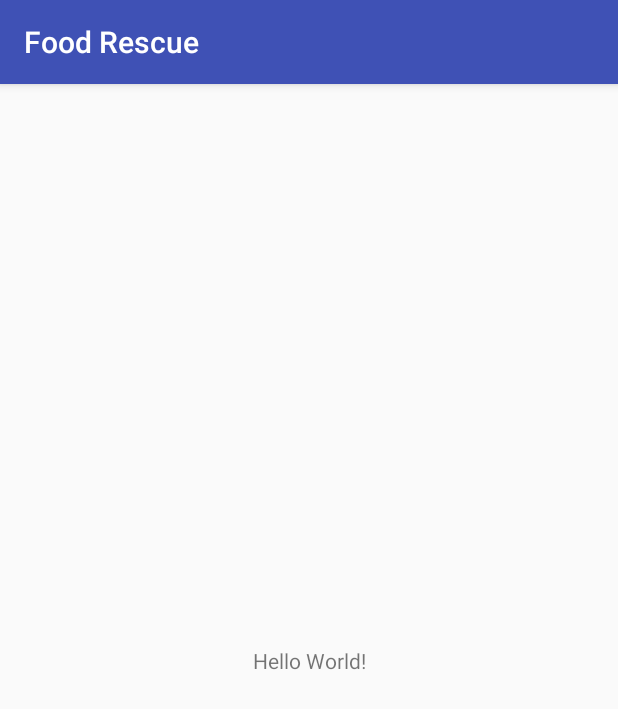
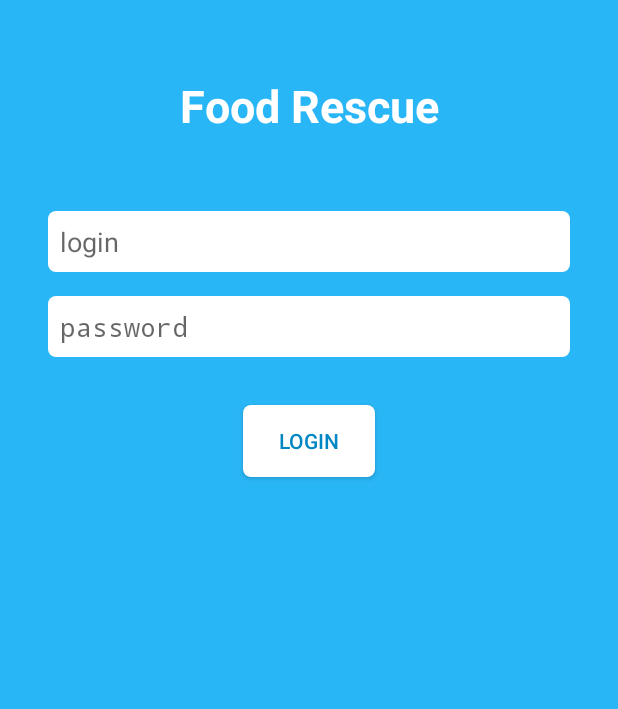
Before and after one commit to shahzaib414/Food-Rescue-, an Android app: the screen it shows after launch (MainActivity), on a phone screen of 412 x 824 dp. Shown: the top 709 px of the screen. Run offline under Robolectric (Android 15) with nearby library versions, the phone set to English and light mode, and no system bars; our stand-ins replace Firebase (no records; nobody signed in at launch, a user with empty details on screens opened directly); libraries missing offline, so code that uses them is left out: io.realm; 3 statements that could not run were skipped.

```diff
--- a/app/build.gradle
+++ b/app/build.gradle
@@ -24,6 +24,7 @@ dependencies {
     implementation 'com.android.support.constraint:constraint-layout:1.1.0'
     implementation 'com.google.firebase:firebase-core:15.0.0'
     testImplementation 'junit:junit:4.12'
+    implementation 'com.google.firebase:firebase-database:15.0.0'
     androidTestImplementation 'com.android.support.test:runner:1.0.2'
     androidTestImplementation 'com.android.support.test.espresso:espresso-core:3.0.2'
 }
--- a/app/src/main/java/rescue/food/hacks/org/foodrescue/FoodRescueApplication.java
+++ b/app/src/main/java/rescue/food/hacks/org/foodrescue/FoodRescueApplication.java
@@ -12,7 +12,6 @@ public class FoodRescueApplication extends Application {
     public void onCreate() {
         super.onCreate();
         Realm.init(this);
-
         configuration = new RealmConfiguration.Builder().build();
         Realm.setDefaultConfiguration(configuration);
     }
--- a/app/src/main/java/rescue/food/hacks/org/foodrescue/MainActivity.java
+++ b/app/src/main/java/rescue/food/hacks/org/foodrescue/MainActivity.java
@@ -1,13 +1,48 @@
 package rescue.food.hacks.org.foodrescue;
 
+import android.app.Activity;
 import android.support.v7.app.AppCompatActivity;
 import android.os.Bundle;
+import android.util.Log;
+import android.view.View;
+import android.widget.Button;
+import android.widget.EditText;
 
-public class MainActivity extends AppCompatActivity {
+import com.google.firebase.database.DataSnapshot;
+import com.google.firebase.database.DatabaseError;
+import com.google.firebase.database.DatabaseReference;
+import com.google.firebase.database.FirebaseDatabase;
+import com.google.firebase.database.ValueEventListener;
 
+public class MainActivity extends Activity {
+    EditText login, password;
+    Button loginBtn ;
     @Override
     protected void onCreate(Bundle savedInstanceState) {
         super.onCreate(savedInstanceState);
         setContentView(R.layout.activity_main);
+        login = findViewById(R.id.login);
+        password = findViewById(R.id.password);
+        loginBtn = findViewById(R.id.loginBtn);
+        FirebaseDatabase database = FirebaseDatabase.getInstance();
+        final DatabaseReference myRef = database.getReference("/food-rescue-c19a9/Registration");
+        loginBtn.setOnClickListener(new View.OnClickListener() {
+            @Override
+            public void onClick(View v) {
+                myRef.addListenerForSingleValueEvent(new ValueEventListener() {
+                    @Override
+                    public void onDataChange(DataSnapshot dataSnapshot) {
+                        for (DataSnapshot snapshot : dataSnapshot.getChildren()){
+                            Log.i("Firebase",snapshot.toString());
+                        }
+                    }
+
+                    @Override
+                    public void onCancelled(DatabaseError databaseError) {
+                        Log.i("Firebase",databaseError+"");
+                    }
+                });
+            }
+        });
     }
 }
--- /dev/null
+++ b/app/src/main/java/rescue/food/hacks/org/foodrescue/Model/User.java
@@ -0,0 +1,5 @@
+package rescue.food.hacks.org.foodrescue.Model;
+
+public class User {
+
+}
--- /dev/null
+++ b/app/src/main/res/drawable/broder_round_corner.xml
@@ -0,0 +1,8 @@
+<?xml version="1.0" encoding="utf-8"?>
+<shape xmlns:android="http://schemas.android.com/apk/res/android">
+    <stroke
+        android:width="2dp"
+        android:color="@color/white"
+        />
+    <corners android:radius="5dp" />
+</shape>
--- /dev/null
+++ b/app/src/main/res/drawable/button_round_corner_white.xml
@@ -0,0 +1,11 @@
+<?xml version="1.0" encoding="utf-8"?>
+<selector xmlns:android="http://schemas.android.com/apk/res/android">
+    <item>
+        <shape android:shape="rectangle">
+            <solid android:color="@color/white"/>
+            <stroke android:color="@color/white" android:width="0dp" />
+            <!--corners allow us to make the rounded corners button-->
+            <corners android:radius="5dp" />
+        </shape>
+    </item>
+</selector>
--- a/app/src/main/res/layout/activity_main.xml
+++ b/app/src/main/res/layout/activity_main.xml
@@ -4,15 +4,73 @@
     xmlns:tools="http://schemas.android.com/tools"
     android:layout_width="match_parent"
     android:layout_height="match_parent"
+    android:background="@color/colorPrimary"
     tools:context=".MainActivity">
 
+
     <TextView
+        android:id="@+id/textView"
         android:layout_width="wrap_content"
         android:layout_height="wrap_content"
-        android:text="Hello World!"
-        app:layout_constraintBottom_toBottomOf="parent"
-        app:layout_constraintLeft_toLeftOf="parent"
-        app:layout_constraintRight_toRightOf="parent"
+        android:layout_marginEnd="8dp"
+        android:layout_marginLeft="8dp"
+        android:layout_marginRight="8dp"
+        android:layout_marginStart="8dp"
+        android:layout_marginTop="50dp"
+        android:text="Food Rescue"
+        android:textColor="@color/white"
+        android:textSize="30sp"
+        android:textStyle="bold"
+        app:layout_constraintEnd_toEndOf="parent"
+        app:layout_constraintStart_toStartOf="parent"
         app:layout_constraintTop_toTopOf="parent" />
 
+    <EditText
+        android:id="@+id/login"
+        android:layout_width="0dp"
+        android:layout_height="wrap_content"
+        android:layout_marginEnd="32dp"
+        android:layout_marginLeft="32dp"
+        android:layout_marginRight="32dp"
+        android:layout_marginStart="32dp"
+        android:layout_marginTop="50dp"
+        android:background="@drawable/button_round_corner_white"
+        android:hint="login"
+        android:padding="8dp"
+        app:layout_constraintEnd_toEndOf="parent"
+        app:layout_constraintStart_toStartOf="parent"
+        app:layout_constraintTop_toBottomOf="@+id/textView" />
+
+    <EditText
+        android:id="@+id/password"
+        android:layout_width="0dp"
+        android:layout_height="wrap_content"
+        android:layout_marginEnd="32dp"
+        android:layout_marginLeft="32dp"
+        android:layout_marginRight="32dp"
+        android:layout_marginStart="32dp"
+        android:layout_marginTop="16dp"
+        android:inputType="textPassword"
+        android:background="@drawable/button_round_corner_white"
+        android:hint="password"
+        android:padding="8dp"
+        app:layout_constraintEnd_toEndOf="parent"
+        app:layout_constraintStart_toStartOf="parent"
+        app:layout_constraintTop_toBottomOf="@+id/login" />
+
+    <Button
+        android:id="@+id/loginBtn"
+        android:layout_width="wrap_content"
+        android:layout_height="wrap_content"
+        android:layout_marginEnd="8dp"
+        android:layout_marginLeft="8dp"
+        android:layout_marginRight="8dp"
+        android:layout_marginStart="8dp"
+        android:layout_marginTop="32dp"
+        android:background="@drawable/button_round_corner_white"
+        android:text="login"
+        android:textColor="@color/colorPrimaryDark"
+        app:layout_constraintEnd_toEndOf="parent"
+        app:layout_constraintStart_toStartOf="parent"
+        app:layout_constraintTop_toBottomOf="@+id/password" />
 </android.support.constraint.ConstraintLayout>
--- a/app/src/main/res/values/colors.xml
+++ b/app/src/main/res/values/colors.xml
@@ -1,6 +1,7 @@
 <?xml version="1.0" encoding="utf-8"?>
 <resources>
-    <color name="colorPrimary">#3F51B5</color>
-    <color name="colorPrimaryDark">#303F9F</color>
+    <color name="colorPrimary">#29b6f6</color>
+    <color name="colorPrimaryDark">#0086c3</color>
     <color name="colorAccent">#FF4081</color>
+    <color name="white">#ffffff</color>
 </resources>
```
